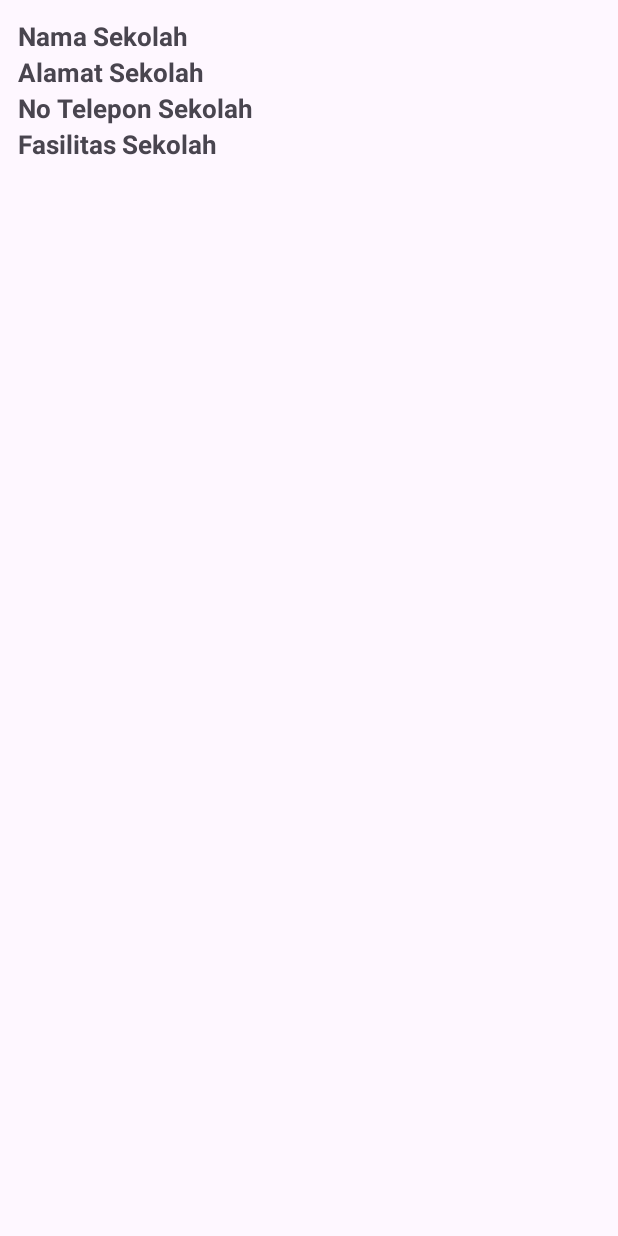
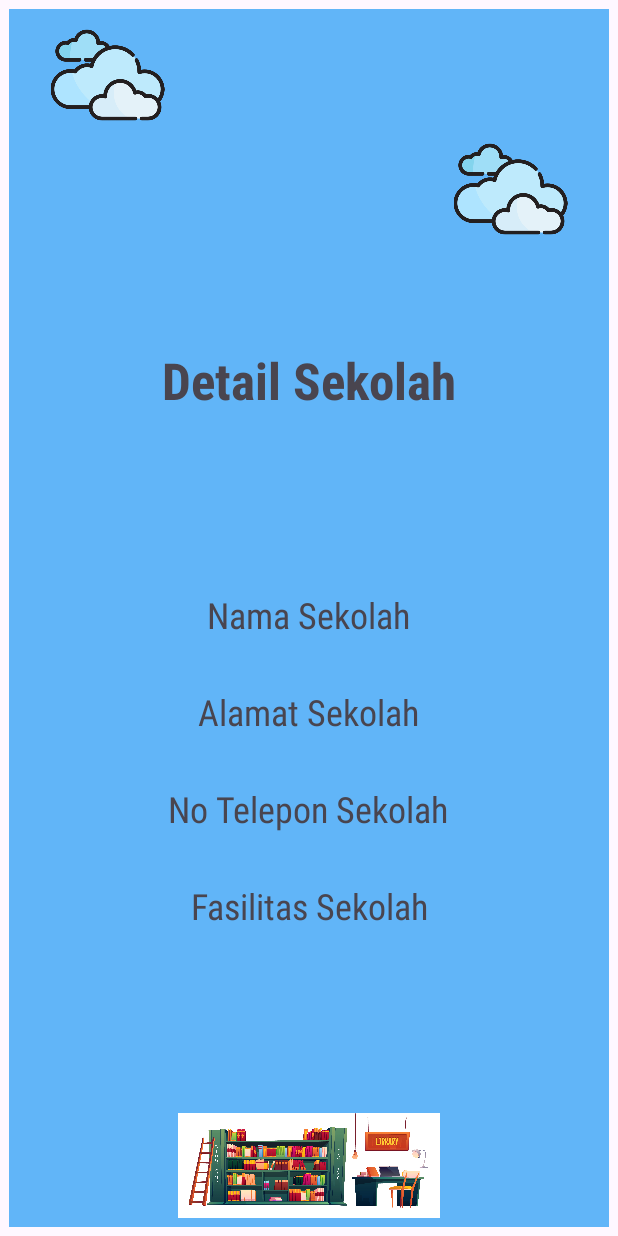
Before and after one commit to ChristianErvinaWijaya/TugasBesarPAB2, an Android app: the layout activity_detail.xml on its own in the app's theme, with its tools: preview values and no code run, on a phone screen of 412 x 824 dp. Run offline under Robolectric (Android 15) with nearby library versions, the phone set to English and light mode, and no system bars.

Commit message:
Rev Detail Activity

```diff
--- a/app/src/main/res/layout/activity_detail.xml
+++ b/app/src/main/res/layout/activity_detail.xml
@@ -1,12 +1,39 @@
 <?xml version="1.0" encoding="utf-8"?>
 <LinearLayout
     xmlns:android="http://schemas.android.com/apk/res/android"
+    xmlns:app="http://schemas.android.com/apk/res-auto"
     android:layout_width="match_parent"
     android:layout_height="wrap_content"
     android:layout_margin="6dp"
     android:orientation="vertical"
+    android:background="#61B5F8"
     android:padding="6dp">
 
+    <ImageView
+        android:id="@+id/imageView3"
+        android:layout_width="119dp"
+        android:layout_height="76dp"
+
+        app:srcCompat="@drawable/clouds" />
+
+    <ImageView
+        android:id="@+id/imageView4"
+        android:layout_width="119dp"
+        android:layout_height="76dp"
+        android:layout_gravity="right"
+        app:srcCompat="@drawable/clouds" />
+
+    <TextView
+        android:layout_width="373dp"
+        android:layout_height="86dp"
+        android:layout_gravity="center_horizontal"
+        android:layout_marginTop="30pt"
+        android:layout_marginBottom="10dp"
+        android:fontFamily="sans-serif-condensed"
+        android:gravity="center_horizontal"
+        android:text="Detail Sekolah"
+        android:textSize="34sp"
+        android:textStyle="bold" />
     <TextView
         android:id="@+id/tv_id"
         android:layout_width="wrap_content"
@@ -18,32 +45,59 @@
         android:id="@+id/tv_nama"
         android:layout_width="wrap_content"
         android:layout_height="wrap_content"
+        android:fontFamily="sans-serif-condensed"
+        android:layout_gravity="center_horizontal"
+        android:layout_marginTop="30pt"
+        android:layout_marginBottom="10dp"
+        android:gravity="center_horizontal"
         android:text="Nama Sekolah"
-        android:textStyle="bold"
-        android:textSize="17sp"/>
+        android:textSize="24sp"
+        android:textStyle="normal" />
 
     <TextView
         android:id="@+id/tv_alamat"
         android:layout_width="wrap_content"
         android:layout_height="wrap_content"
+        android:fontFamily="sans-serif-condensed"
         android:text="Alamat Sekolah"
-        android:textStyle="bold"
-        android:textSize="17sp"/>
+        android:layout_marginTop="10pt"
+        android:textSize="24sp"
+        android:textStyle="normal"
+        android:layout_gravity="center_horizontal"
+        android:gravity="center_horizontal"
+        android:layout_marginBottom="10dp"/>
 
     <TextView
         android:id="@+id/tv_noTelepon"
         android:layout_width="wrap_content"
         android:layout_height="wrap_content"
+        android:fontFamily="sans-serif-condensed"
         android:text="No Telepon Sekolah"
-        android:textStyle="bold"
-        android:textSize="17sp"/>
+        android:layout_marginTop="10pt"
+        android:textSize="24sp"
+        android:textStyle="normal"
+        android:layout_gravity="center_horizontal"
+        android:gravity="center_horizontal"
+        android:layout_marginBottom="10dp"/>
 
     <TextView
         android:id="@+id/tv_fasilitas"
         android:layout_width="wrap_content"
         android:layout_height="wrap_content"
+        android:fontFamily="sans-serif-condensed"
         android:text="Fasilitas Sekolah"
-        android:textStyle="bold"
-        android:textSize="17sp"/>
+        android:layout_marginTop="10pt"
+        android:textSize="24sp"
+        android:textStyle="normal"
+        android:layout_gravity="center_horizontal"
+        android:gravity="center_horizontal"
+        android:layout_marginBottom="32dp"/>
+    <ImageView
+        android:id="@+id/imageView2"
+        android:layout_width="320dp"
+        android:layout_height="wrap_content"
+        android:layout_marginTop="90dp"
+        android:layout_gravity="center_horizontal"
+        app:srcCompat="@drawable/library" />
 
 </LinearLayout>
--- a/app/src/main/res/layout/activity_main.xml
+++ b/app/src/main/res/layout/activity_main.xml
@@ -5,7 +5,7 @@
     android:layout_width="match_parent"
     android:layout_height="match_parent"
     android:layout_margin="6dp"
-    android:background="#EBFCFB"
+    android:background="#43D5E8"
     tools:context=".Activity.MainActivity">
 
     <androidx.recyclerview.widget.RecyclerView
--- a/app/src/main/res/layout/activity_tambah.xml
+++ b/app/src/main/res/layout/activity_tambah.xml
@@ -58,6 +58,7 @@
         android:layout_width="320dp"
         android:layout_height="wrap_content"
         android:layout_marginTop="90dp"
+        android:layout_gravity="center"
         app:srcCompat="@drawable/basket" />
 
 </LinearLayout>
--- a/app/src/main/res/layout/activity_ubah.xml
+++ b/app/src/main/res/layout/activity_ubah.xml
@@ -57,6 +57,7 @@
         android:layout_width="340dp"
         android:layout_height="158dp"
         android:layout_marginTop="200dp"
+        android:layout_gravity="center"
         app:srcCompat="@drawable/library" />
 
 </LinearLayout>
--- a/app/src/main/res/layout/list_item_sekolah.xml
+++ b/app/src/main/res/layout/list_item_sekolah.xml
@@ -9,6 +9,7 @@
         android:layout_width="match_parent"
         android:layout_height="wrap_content"
         android:orientation="vertical"
+        android:background="#D2F0F4"
         android:padding="6dp">
 
         <TextView
@@ -23,8 +24,9 @@
             android:layout_width="wrap_content"
             android:layout_height="wrap_content"
             android:text="Nama Sekolah"
+            android:fontFamily="sans-serif-condensed-medium"
             android:textStyle="bold"
-            android:textSize="17sp"/>
+            android:textSize="30sp"/>
 
         <TextView
             android:id="@+id/tv_alamat"
@@ -32,16 +34,17 @@
             android:layout_height="wrap_content"
             android:text="Alamat Sekolah"
             android:textStyle="bold"
-            android:textSize="17sp"
+            android:textSize="24sp"
             android:visibility="gone"/>
 
         <TextView
             android:id="@+id/tv_noTelepon"
             android:layout_width="wrap_content"
             android:layout_height="wrap_content"
+            android:fontFamily="sans-serif-condensed-medium"
             android:text="No Telepon Sekolah"
             android:textStyle="bold"
-            android:textSize="17sp"/>
+            android:textSize="30sp"/>
 
         <TextView
             android:id="@+id/tv_fasilitas"
@@ -49,7 +52,7 @@
             android:layout_height="wrap_content"
             android:text="Fasilitas Sekolah"
             android:textStyle="bold"
-            android:textSize="17sp"
+            android:textSize="24sp"
             android:visibility="gone"/>
 
 
```
Also changed, not shown: app/src/main/res/drawable/clouds.png (added).
